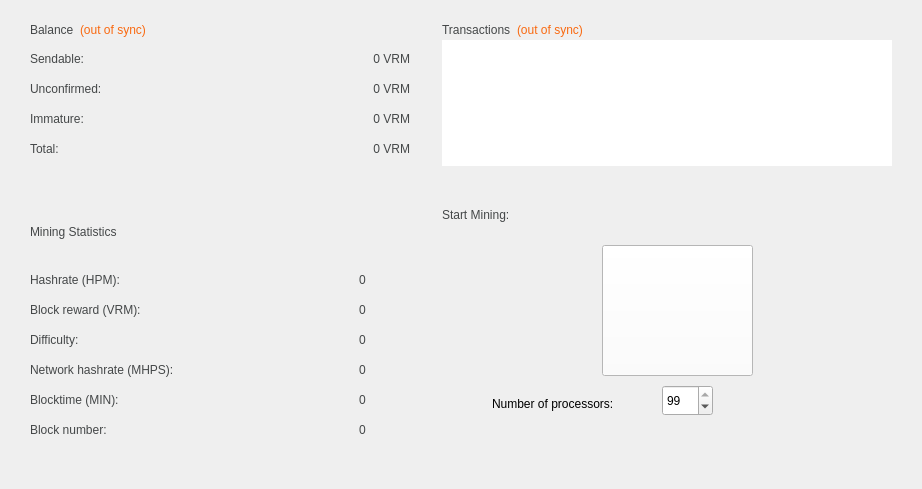
This is src/qt/forms/overviewpage.ui in verimad/verium as Qt 5 draws it before an edit. The edited form follows.
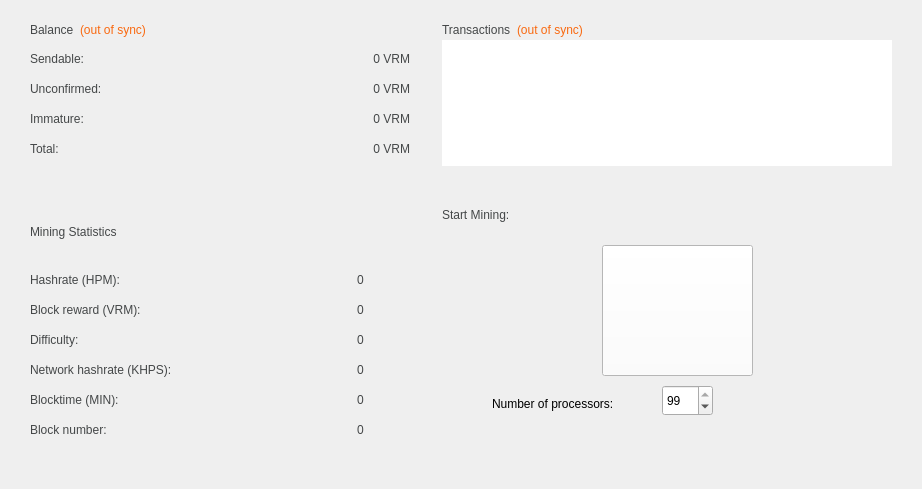
This is the edited form. Icons and pictures are not drawn.

Diff of the .ui file:
```diff
--- a/src/qt/forms/overviewpage.ui
+++ b/src/qt/forms/overviewpage.ui
@@ -900,7 +900,7 @@
           <string notr="true">QLabel {color: #444748}</string>
          </property>
          <property name="text">
-          <string>Network hashrate (MHPS):</string>
+          <string>Network hashrate (KHPS):</string>
          </property>
         </widget>
        </item>
```
